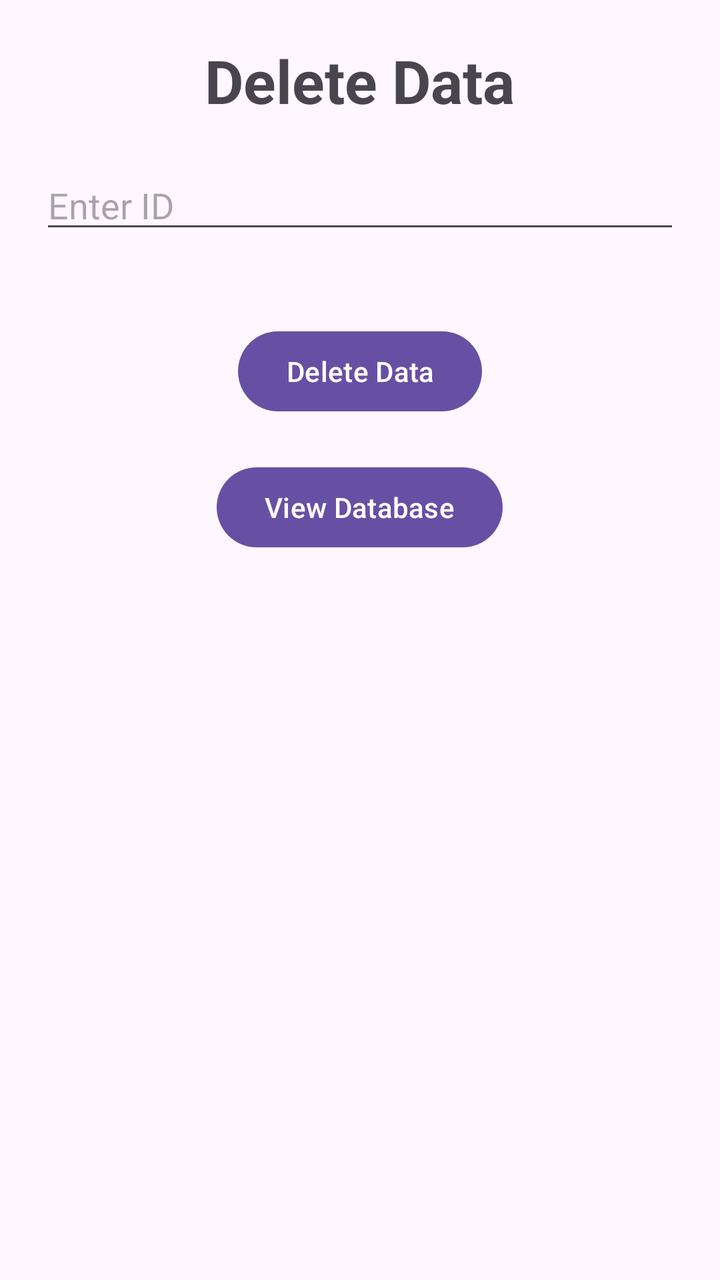
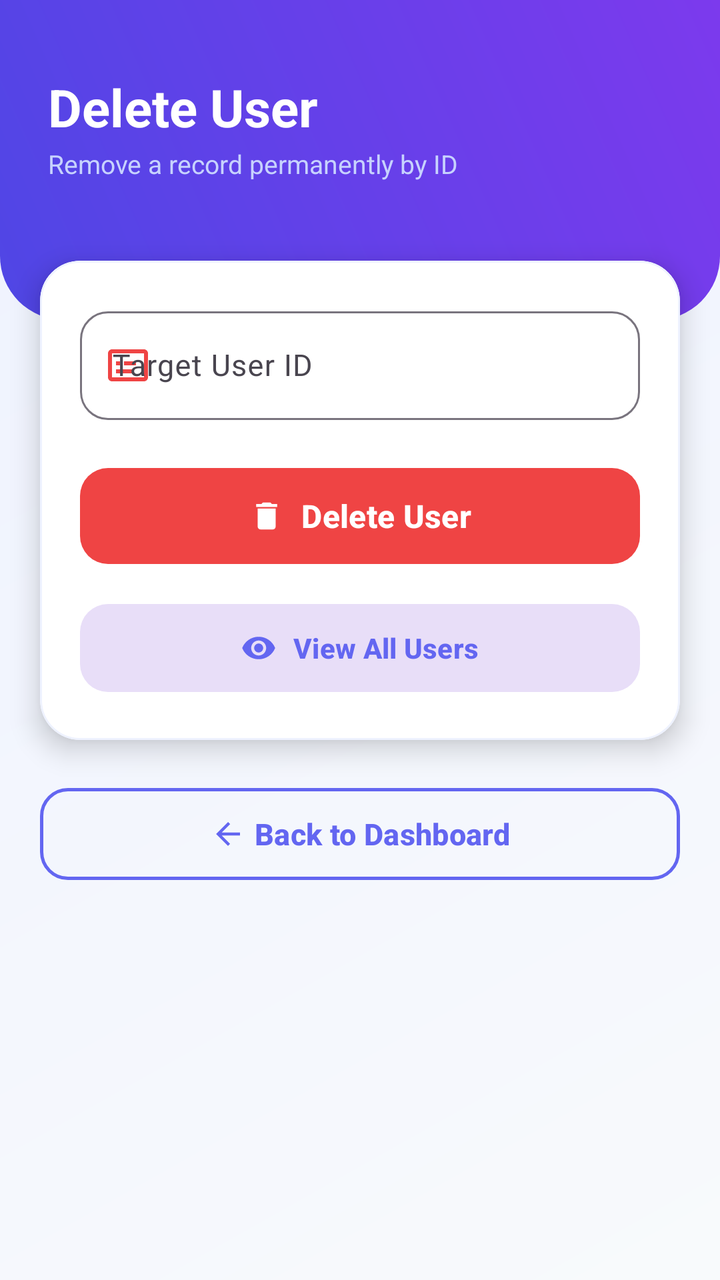

The first picture is an Android layout as it rendered before a commit; the second is the same layout after the commit. The layout source and the unified diff follow.
<!-- AndroidManifest.xml: application theme Theme.Lab9 -->
<!-- res/layout/activity_delete.xml -->
<?xml version="1.0" encoding="utf-8"?>
<RelativeLayout xmlns:android="http://schemas.android.com/apk/res/android"
    xmlns:app="http://schemas.android.com/apk/res-auto"
    xmlns:tools="http://schemas.android.com/tools"
    android:id="@+id/main"
    android:layout_width="match_parent"
    android:layout_height="match_parent"
    tools:context=".delete">

    <TextView
        android:id="@+id/textView"
        android:layout_width="wrap_content"
        android:layout_height="wrap_content"
        android:text="Delete Data"
        android:textSize="30dp"
        android:textStyle="bold"
        android:layout_alignParentTop="true"
        android:layout_centerInParent="true"
        android:layout_marginTop="20sp"/>

    <EditText
        android:id="@+id/idDelete"
        android:layout_width="match_parent"
        android:layout_height="wrap_content"
        android:ems="10"
        android:inputType="number"
        android:hint="Enter ID"
        tools:layout_editor_absoluteX="91dp"
        tools:layout_editor_absoluteY="149dp"
        android:layout_below="@id/textView"
        android:layout_margin="20sp"

        />

    <Button
        android:id="@+id/delete"
        android:layout_width="wrap_content"
        android:layout_height="wrap_content"
        android:text="Delete Data"
        tools:layout_editor_absoluteX="151dp"
        tools:layout_editor_absoluteY="447dp"
        android:layout_below="@id/idDelete"
        android:layout_marginTop="20sp"
        android:layout_centerInParent="true"/>

    <Button
        android:id="@+id/view"
        android:layout_width="wrap_content"
        android:layout_height="wrap_content"
        android:text="View Database"
        tools:layout_editor_absoluteX="151dp"
        tools:layout_editor_absoluteY="530dp"
        android:layout_marginTop="20sp"
        android:layout_below="@id/delete"
        android:layout_centerInParent="true"/>
</RelativeLayout>
<!-- resources referenced by this layout -->
<resources>
  <style name="Theme.Lab9" parent="Base.Theme.Lab9" />
  <style name="Base.Theme.Lab9" parent="Theme.Material3.DayNight.NoActionBar">
          
          
      </style>
</resources>

<!-- the commit's change to res/layout/activity_delete.xml (unified diff, before → after) -->
@@ -1,56 +1,155 @@
 <?xml version="1.0" encoding="utf-8"?>
-<RelativeLayout xmlns:android="http://schemas.android.com/apk/res/android"
+<androidx.coordinatorlayout.widget.CoordinatorLayout
+    xmlns:android="http://schemas.android.com/apk/res/android"
     xmlns:app="http://schemas.android.com/apk/res-auto"
     xmlns:tools="http://schemas.android.com/tools"
     android:id="@+id/main"
     android:layout_width="match_parent"
     android:layout_height="match_parent"
+    android:background="@drawable/bg_main_gradient"
     tools:context=".delete">
 
-    <TextView
-        android:id="@+id/textView"
-        android:layout_width="wrap_content"
-        android:layout_height="wrap_content"
-        android:text="Delete Data"
-        android:textSize="30dp"
-        android:textStyle="bold"
-        android:layout_alignParentTop="true"
-        android:layout_centerInParent="true"
-        android:layout_marginTop="20sp"/>
+    <androidx.core.widget.NestedScrollView
+        android:layout_width="match_parent"
+        android:layout_height="match_parent"
+        android:fillViewport="true">
 
-    <EditText
-        android:id="@+id/idDelete"
-        android:layout_width="match_parent"
-        android:layout_height="wrap_content"
-        android:ems="10"
-        android:inputType="number"
-        android:hint="Enter ID"
-        tools:layout_editor_absoluteX="91dp"
-        tools:layout_editor_absoluteY="149dp"
-        android:layout_below="@id/textView"
-        android:layout_margin="20sp"
+        <LinearLayout
+            android:layout_width="match_parent"
+            android:layout_height="wrap_content"
+            android:orientation="vertical"
+            android:paddingBottom="24dp">
 
-        />
+            
+            <RelativeLayout
+                android:layout_width="match_parent"
+                android:layout_height="160dp"
+                android:background="@drawable/bg_header_gradient"
+                android:padding="24dp">
 
-    <Button
-        android:id="@+id/delete"
-        android:layout_width="wrap_content"
-        android:layout_height="wrap_content"
-        android:text="Delete Data"
-        tools:layout_editor_absoluteX="151dp"
-        tools:layout_editor_absoluteY="447dp"
-        android:layout_below="@id/idDelete"
-        android:layout_marginTop="20sp"
-        android:layout_centerInParent="true"/>
+                <TextView
+                    android:id="@+id/headerTitle"
+                    android:layout_width="wrap_content"
+                    android:layout_height="wrap_content"
+                    android:layout_marginTop="12dp"
+                    android:text="Delete User"
+                    android:textColor="@color/white"
+                    android:textSize="26sp"
+                    android:textStyle="bold" />
 
-    <Button
-        android:id="@+id/view"
-        android:layout_width="wrap_content"
-        android:layout_height="wrap_content"
-        android:text="View Database"
-        tools:layout_editor_absoluteX="151dp"
-        tools:layout_editor_absoluteY="530dp"
-        android:layout_marginTop="20sp"
-        android:layout_below="@id/delete"
-        android:layout_centerInParent="true"/>
-</RelativeLayout>
+                <TextView
+                    android:layout_width="wrap_content"
+                    android:layout_height="wrap_content"
+                    android:layout_below="@id/headerTitle"
+                    android:layout_marginTop="2dp"
+                    android:text="Remove a record permanently by ID"
+                    android:textColor="#C7D2FE"
+                    android:textSize="13sp" />
+            </RelativeLayout>
+
+            
+            <com.google.android.material.card.MaterialCardView
+                android:layout_width="match_parent"
+                android:layout_height="wrap_content"
+                android:layout_marginLeft="20dp"
+                android:layout_marginTop="-30dp"
+                android:layout_marginRight="20dp"
+                app:cardBackgroundColor="@color/card_bg"
+                app:cardCornerRadius="20dp"
+                app:cardElevation="8dp"
+                app:strokeColor="#EEF2FF"
+                app:strokeWidth="1dp">
+
+                <LinearLayout
+                    android:layout_width="match_parent"
+                    android:layout_height="wrap_content"
+                    android:orientation="vertical"
+                    android:padding="20dp">
+
+                    
+                    <com.google.android.material.textfield.TextInputLayout
+                        android:id="@+id/idLayout"
+                        style="@style/Widget.Material3.TextInputLayout.OutlinedBox"
+                        android:layout_width="match_parent"
+                        android:layout_height="wrap_content"
+                        android:layout_marginBottom="20dp"
+                        android:hint="Target User ID"
+                        app:boxCornerRadiusBottomEnd="14dp"
+                        app:boxCornerRadiusBottomStart="14dp"
+                        app:boxCornerRadiusTopEnd="14dp"
+                        app:boxCornerRadiusTopStart="14dp"
+                        app:endIconMode="clear_text"
+                        app:startIconDrawable="@drawable/ic_id"
+                        app:startIconTint="@color/accent_red">
+
+                        <com.google.android.material.textfield.TextInputEditText
+                            android:id="@+id/idDelete"
+                            android:layout_width="match_parent"
+                            android:layout_height="wrap_content"
+                            android:inputType="number"
+                            android:textColor="@color/text_primary"
+                            android:textSize="15sp" />
+                    </com.google.android.material.textfield.TextInputLayout>
+
+                    
+                    <com.google.android.material.button.MaterialButton
+                        android:id="@+id/delete"
+                        android:layout_width="match_parent"
+                        android:layout_height="56dp"
+                        android:layout_marginBottom="12dp"
+                        android:text="Delete User"
+                        android:textAllCaps="false"
+                        android:textColor="@color/white"
+                        android:textSize="16sp"
+                        android:textStyle="bold"
+                        app:backgroundTint="@color/accent_red"
+                        app:cornerRadius="14dp"
+                        app:icon="@drawable/ic_delete"
+                        app:iconGravity="textStart"
+                        app:iconPadding="8dp"
+                        app:iconTint="@color/white" />
+
+                    
+                    <com.google.android.material.button.MaterialButton
+                        android:id="@+id/view"
+                        style="@style/Widget.Material3.Button.TonalButton"
+                        android:layout_width="match_parent"
+                        android:layout_height="52dp"
+                        android:text="View All Users"
+                        android:textAllCaps="false"
+                        android:textColor="@color/primary"
+                        android:textSize="14sp"
+                        android:textStyle="bold"
+                        app:cornerRadius="14dp"
+                        app:icon="@drawable/ic_eye"
+                        app:iconGravity="textStart"
+                        app:iconTint="@color/primary" />
+
+                </LinearLayout>
+            </com.google.android.material.card.MaterialCardView>
+
+            
+            <com.google.android.material.button.MaterialButton
+                android:id="@+id/back"
+                style="@style/Widget.Material3.Button.OutlinedButton"
+                android:layout_width="match_parent"
+                android:layout_height="54dp"
+                android:layout_marginLeft="20dp"
+                android:layout_marginTop="20dp"
+                android:layout_marginRight="20dp"
+                android:text="Back to Dashboard"
+                android:textAllCaps="false"
+                android:textColor="@color/primary"
+                android:textSize="15sp"
+                android:textStyle="bold"
+                app:cornerRadius="14dp"
+                app:icon="@drawable/ic_arrow_back"
+                app:iconGravity="textStart"
+                app:iconTint="@color/primary"
+                app:strokeColor="@color/primary"
+                app:strokeWidth="1.5dp" />
+
+        </LinearLayout>
+    </androidx.core.widget.NestedScrollView>
+
+</androidx.coordinatorlayout.widget.CoordinatorLayout>
<!-- resource entries referenced after the edit -->
@@ -1,9 +1,78 @@
 <!-- resources referenced by this layout -->
 <resources>
+  <color name="accent_red">#EF4444</color>
+  <color name="card_bg">#FFFFFF</color>
+  <color name="primary">#6366F1</color>
+  <color name="text_primary">#0F172A</color>
+  <color name="white">#FFFFFFFF</color>
+  <!-- drawable bg_header_gradient (drawable) -->
+  <?xml version="1.0" encoding="utf-8"?>
+  <shape xmlns:android="http://schemas.android.com/apk/res/android">
+      <gradient
+          android:startColor="#4F46E5"
+          android:endColor="#7C3AED"
+          android:angle="45"/>
+      <corners
+          android:bottomLeftRadius="32dp"
+          android:bottomRightRadius="32dp"/>
+  </shape>
+  <!-- drawable bg_main_gradient (drawable) -->
+  <?xml version="1.0" encoding="utf-8"?>
+  <shape xmlns:android="http://schemas.android.com/apk/res/android">
+      <gradient
+          android:startColor="#F8FAFC"
+          android:endColor="#EEF2FF"
+          android:angle="135"/>
+  </shape>
+  <!-- drawable ic_arrow_back (drawable) -->
+  <vector xmlns:android="http://schemas.android.com/apk/res/android"
+      android:width="24dp"
+      android:height="24dp"
+      android:viewportWidth="24"
+      android:viewportHeight="24">
+      <path
+          android:fillColor="#FF6366F1"
+          android:pathData="M20,11H7.83l5.59,-5.59L12,4l-8,8 8,8 1.41,-1.41L7.83,13H20v-2z"/>
+  </vector>
+  <!-- drawable ic_delete (drawable) -->
+  <vector xmlns:android="http://schemas.android.com/apk/res/android"
+      android:width="24dp"
+      android:height="24dp"
+      android:viewportWidth="24"
+      android:viewportHeight="24">
+      <path
+          android:fillColor="#FFFFFFFF"
+          android:pathData="M6,19c0,1.1 0.9,2 2,2h8c1.1,0 2,-0.9 2,-2V7H6v12zM19,4h-3.5l-1,-1h-5l-1,1H5v2h14V4z"/>
+  </vector>
+  <!-- drawable ic_eye (drawable) -->
+  <vector xmlns:android="http://schemas.android.com/apk/res/android"
+      android:width="24dp"
+      android:height="24dp"
+      android:viewportWidth="24"
+      android:viewportHeight="24">
+      <path
+          android:fillColor="#FFFFFFFF"
+          android:pathData="M12,4.5C7,4.5 2.73,7.61 1,12c1.73,4.39 6,7.5 11,7.5s9.27,-3.11 11,-7.5c-1.73,-4.39 -6,-7.5 -11,-7.5zm0,12.5c-2.76,0 -5,-2.24 -5,-5s2.24,-5 5,-5 5,2.24 5,5 -2.24,5 -5,5zm0,-8c-1.66,0 -3,1.34 -3,3s1.34,3 3,3 3,-1.34 3,-3 -1.34,-3 -3,-3z"/>
+  </vector>
+  <!-- drawable ic_id (drawable) -->
+  <vector xmlns:android="http://schemas.android.com/apk/res/android"
+      android:width="24dp"
+      android:height="24dp"
+      android:viewportWidth="24"
+      android:viewportHeight="24">
+      <path
+          android:fillColor="#FF6366F1"
+          android:pathData="M20,4H4c-1.1,0 -2,0.9 -2,2v12c0,1.1 0.9,2 2,2h16c1.1,0 2,-0.9 2,-2V6c0,-1.1 -0.9,-2 -2,-2zm0,14H4V6h16v12zM6,10h2v2H6zm0,4h8v2H6zm4,-4h6v2h-6z"/>
+  </vector>
   <style name="Theme.Lab9" parent="Base.Theme.Lab9" />
   <style name="Base.Theme.Lab9" parent="Theme.Material3.DayNight.NoActionBar">
-          
-          
+          <item name="colorPrimary">@color/primary</item>
+          <item name="colorPrimaryVariant">@color/primary_dark</item>
+          <item name="colorOnPrimary">@color/white</item>
+          <item name="android:statusBarColor">@color/primary_dark</item>
+          <item name="android:windowBackground">@color/bg_light</item>
       </style>
+  <color name="primary_dark">#4F46E5</color>
+  <color name="bg_light">#F8FAFC</color>
 </resources>
 
